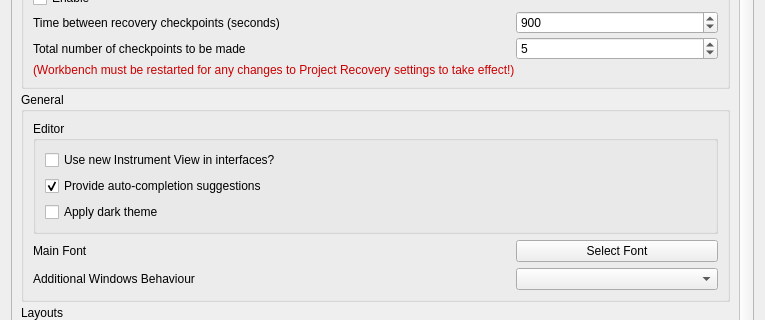
mantidproject/mantid, file qt/applications/workbench/workbench/widgets/settings/general/section_general.ui: the form before one commit; both pictures show x 0 to 765 and y 396 to 716 of the 765 by 875 pixel window.
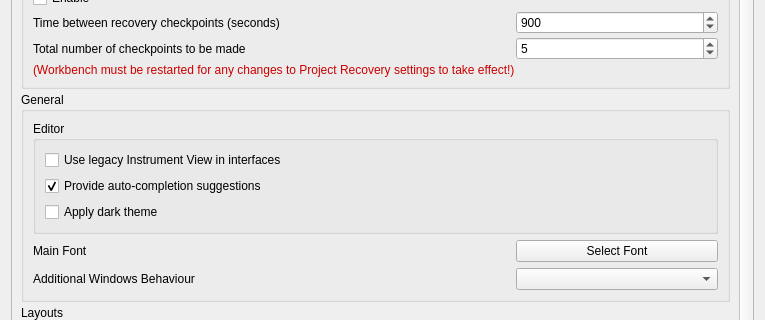
The form after the commit.

Commit message: Make the new instrument view the default (#42022)

Diff of the .ui file:
```diff
--- a/qt/applications/workbench/workbench/widgets/settings/general/section_general.ui
+++ b/qt/applications/workbench/workbench/widgets/settings/general/section_general.ui
@@ -406,7 +406,7 @@
                </sizepolicy>
               </property>
               <property name="text">
-               <string>Use new Instrument View in interfaces?</string>
+               <string>Use legacy Instrument View in interfaces</string>
               </property>
              </widget>
             </item>
```
Left out of the diff: 2 changed lines with no effect on the pictures. The commit also changes 14 other files.
